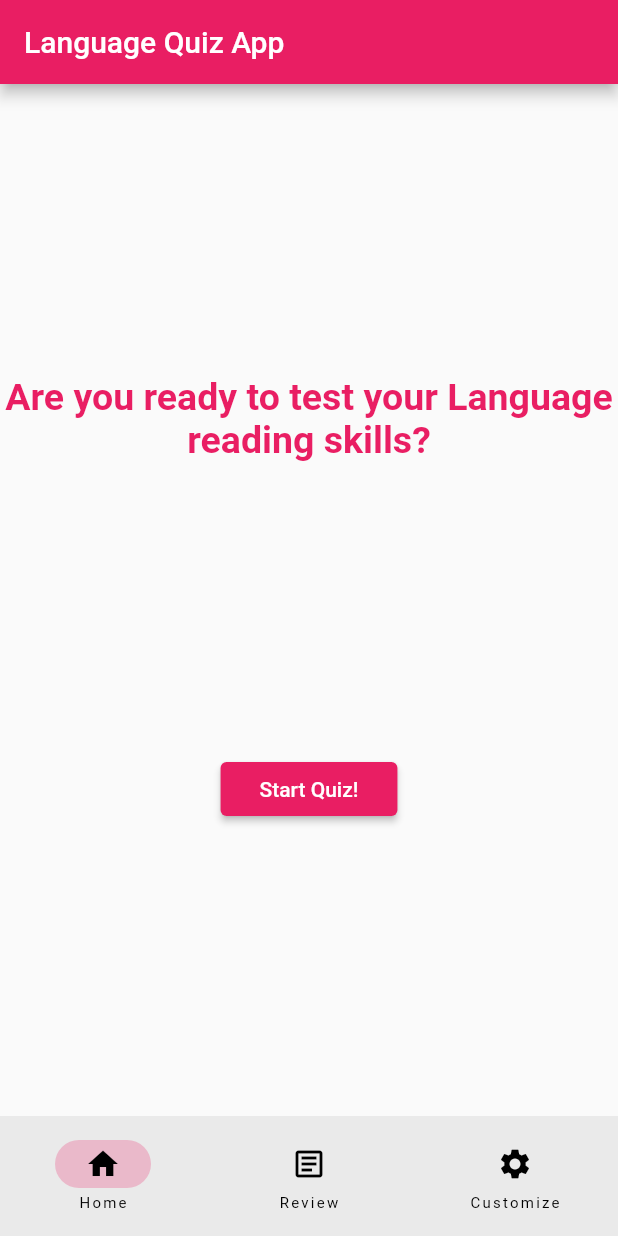
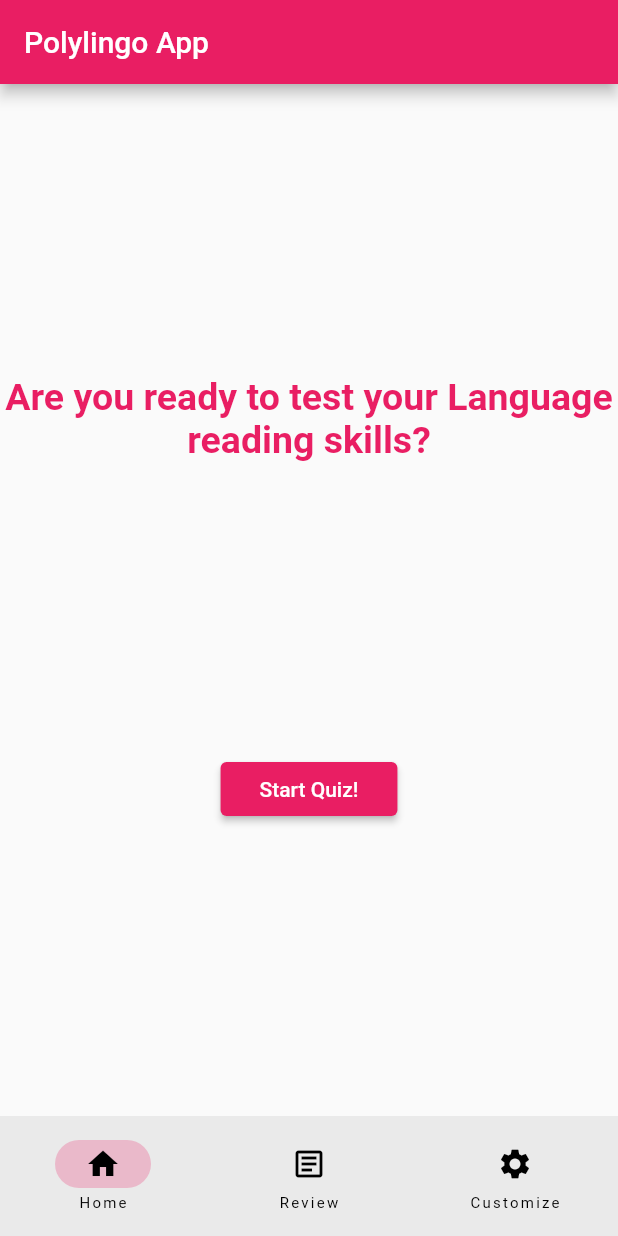
Before and after one commit to AngelGitHubPaul/Language-Quiz-App-Temp-, a Flutter app: the screen it shows after launch, on a phone screen of 412 x 824 dp. Run offline on Flutter 3.47's test engine with Material 2 defaults, Android fonts, the phone set to English and light mode, and no system bars.

Commit message:
adjusted code due to App name change

```diff
--- a/lib/custimization_page.dart
+++ b/lib/custimization_page.dart
@@ -1,5 +1,5 @@
 import 'package:flutter/material.dart';
-import 'package:helloworld/providers/currency.dart';
+import 'package:polylingo_app/providers/currency.dart';
 import 'package:provider/provider.dart';
 
 class CustomizationPage extends StatelessWidget {
--- a/lib/home_page.dart
+++ b/lib/home_page.dart
@@ -1,5 +1,5 @@
 import 'package:flutter/material.dart';
-import 'package:helloworld/quiz_page.dart';
+import 'package:polylingo_app/quiz_page.dart';
 
 class HomePage extends StatelessWidget {
   const HomePage({Key? key}) : super(key: key);
--- a/lib/main.dart
+++ b/lib/main.dart
@@ -1,9 +1,9 @@
 import 'package:flutter/material.dart';
-import 'package:helloworld/custimization_page.dart';
-import 'package:helloworld/home_page.dart';
-import 'package:helloworld/providers/currency.dart';
-import 'package:helloworld/providers/lives.dart';
-import 'package:helloworld/review_page.dart';
+import 'package:polylingo_app/custimization_page.dart';
+import 'package:polylingo_app/home_page.dart';
+import 'package:polylingo_app/providers/currency.dart';
+import 'package:polylingo_app/providers/lives.dart';
+import 'package:polylingo_app/review_page.dart';
 import 'package:provider/provider.dart';
 
 void main() {
@@ -24,7 +24,7 @@ class MyApp extends StatelessWidget {
     return MaterialApp(
       debugShowCheckedModeBanner: false,
       // Application name
-      title: 'Flutter Hello World',
+      title: 'Polylingo App',
       // Application theme data, you can set the colors for the application as
       // you want
       theme: ThemeData(
@@ -57,7 +57,7 @@ class _TrialState extends State<Trial> {
       appBar: AppBar(
         // The title text which will be shown on the action bar
         title: const Text(
-          'Language Quiz App',
+          'Polylingo App',
         ),
       ),
       body: pages[currentPage],
--- a/lib/quiz_pages/greek_quiz.dart
+++ b/lib/quiz_pages/greek_quiz.dart
@@ -1,8 +1,8 @@
 import 'package:flutter/material.dart';
 import 'dart:math';
 
-import 'package:helloworld/quiz_pages/results_pages/defeat_page.dart';
-import 'package:helloworld/quiz_pages/results_pages/victory_page.dart';
+import 'package:polylingo_app/quiz_pages/results_pages/defeat_page.dart';
+import 'package:polylingo_app/quiz_pages/results_pages/victory_page.dart';
 import 'package:provider/provider.dart';
 import '../providers/currency.dart';
 import '../providers/lives.dart';
--- a/lib/quiz_pages/hangul_quiz.dart
+++ b/lib/quiz_pages/hangul_quiz.dart
@@ -1,8 +1,8 @@
 import 'package:flutter/material.dart';
 import 'dart:math';
 
-import 'package:helloworld/quiz_pages/results_pages/defeat_page.dart';
-import 'package:helloworld/quiz_pages/results_pages/victory_page.dart';
+import 'package:polylingo_app/quiz_pages/results_pages/defeat_page.dart';
+import 'package:polylingo_app/quiz_pages/results_pages/victory_page.dart';
 import 'package:provider/provider.dart';
 import '../providers/currency.dart';
 import '../providers/lives.dart';
--- a/lib/quiz_pages/hiragana_quiz.dart
+++ b/lib/quiz_pages/hiragana_quiz.dart
@@ -1,9 +1,9 @@
 import 'package:flutter/material.dart';
-import 'package:helloworld/providers/currency.dart';
+import 'package:polylingo_app/providers/currency.dart';
 import 'dart:math';
 
-import 'package:helloworld/quiz_pages/results_pages/defeat_page.dart';
-import 'package:helloworld/quiz_pages/results_pages/victory_page.dart';
+import 'package:polylingo_app/quiz_pages/results_pages/defeat_page.dart';
+import 'package:polylingo_app/quiz_pages/results_pages/victory_page.dart';
 import 'package:provider/provider.dart';
 import '../providers/lives.dart';
 
--- a/lib/quiz_pages/katakana_quiz.dart
+++ b/lib/quiz_pages/katakana_quiz.dart
@@ -1,8 +1,8 @@
 import 'package:flutter/material.dart';
 import 'dart:math';
 
-import 'package:helloworld/quiz_pages/results_pages/defeat_page.dart';
-import 'package:helloworld/quiz_pages/results_pages/victory_page.dart';
+import 'package:polylingo_app/quiz_pages/results_pages/defeat_page.dart';
+import 'package:polylingo_app/quiz_pages/results_pages/victory_page.dart';
 import 'package:provider/provider.dart';
 import '../providers/currency.dart';
 import '../providers/lives.dart';
--- a/lib/quiz_pages/results_pages/defeat_page.dart
+++ b/lib/quiz_pages/results_pages/defeat_page.dart
@@ -1,5 +1,5 @@
 import 'package:flutter/material.dart';
-import 'package:helloworld/main.dart';
+import 'package:polylingo_app/main.dart';
 import 'package:provider/provider.dart';
 
 import '../../providers/lives.dart';
--- a/lib/quiz_pages/results_pages/victory_page.dart
+++ b/lib/quiz_pages/results_pages/victory_page.dart
@@ -1,5 +1,5 @@
 import 'package:flutter/material.dart';
-import 'package:helloworld/main.dart';
+import 'package:polylingo_app/main.dart';
 import 'package:provider/provider.dart';
 
 import '../../providers/lives.dart';
--- a/lib/quiz_pages/russian_quiz.dart
+++ b/lib/quiz_pages/russian_quiz.dart
@@ -1,8 +1,8 @@
 import 'package:flutter/material.dart';
 import 'dart:math';
 
-import 'package:helloworld/quiz_pages/results_pages/defeat_page.dart';
-import 'package:helloworld/quiz_pages/results_pages/victory_page.dart';
+import 'package:polylingo_app/quiz_pages/results_pages/defeat_page.dart';
+import 'package:polylingo_app/quiz_pages/results_pages/victory_page.dart';
 import 'package:provider/provider.dart';
 import '../providers/currency.dart';
 import '../providers/lives.dart';
--- a/pubspec.yaml
+++ b/pubspec.yaml
@@ -1,4 +1,4 @@
-name: helloworld
+name: polylingo_app
 description: A new Flutter project.
 
 # The following defines the version and build number for your application.
```
Also changed, not shown: lib/quiz_page.dart (+5 -5 lines), lib/review_page.dart (+5 -5 lines).
